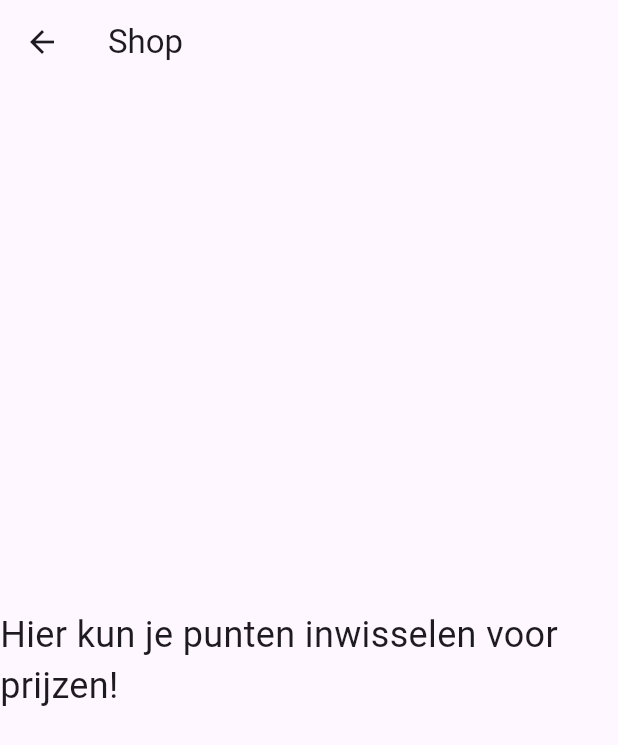
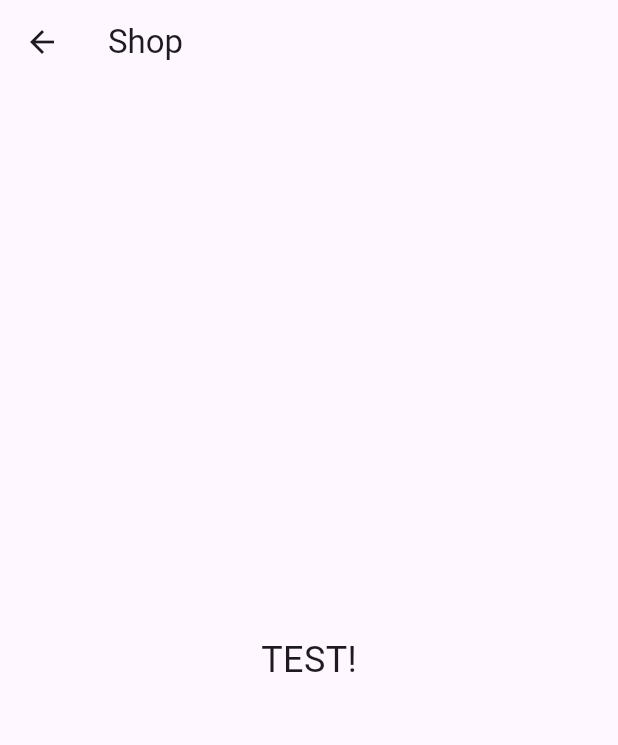
Before and after one commit to haruntekin89/puzzeltest, a Flutter app: the ShopPage screen opened directly, on a phone screen of 412 x 824 dp. Shown: the top 745 px of the screen. Run offline on Flutter 3.47's test engine with Material 3 defaults, Android fonts, the phone set to English and light mode, and no system bars; project files that could hold a hidden picture were left out.

Commit message:
Update shop_page.dart

```diff
--- a/lib/pages/shop_page.dart
+++ b/lib/pages/shop_page.dart
@@ -9,7 +9,7 @@ class ShopPage extends StatelessWidget {
       appBar: AppBar(title: Text('Shop')),
       body: Center(
         child: Text(
-          'Hier kun je punten inwisselen voor prijzen!',
+          'TEST!',
           style: TextStyle(fontSize: 24),
         ),
       ),
```
